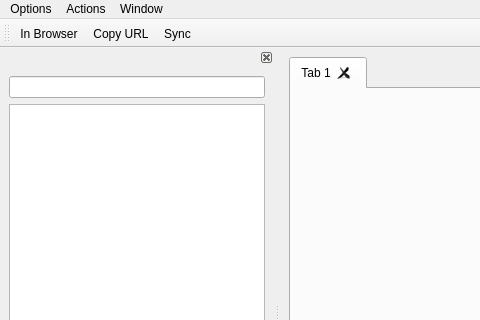
arsham/gistflow, file qml/mainwindow.ui: the form before one commit; both pictures show x 0 to 480 and y 0 to 320 of the 1043 by 600 pixel window.
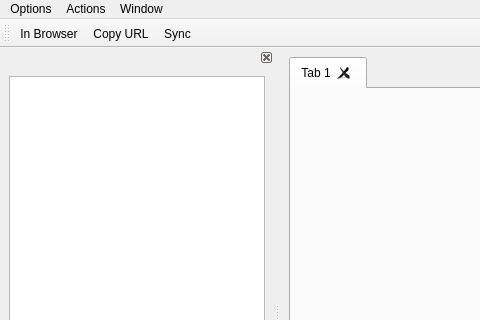
The form after the commit.

The edit to the form file:
```diff
--- a/qml/mainwindow.ui
+++ b/qml/mainwindow.ui
@@ -92,9 +92,6 @@
    </attribute>
    <widget class="QWidget" name="dockWidgetContents">
     <layout class="QVBoxLayout" name="verticalLayout_2">
-     <item>
-      <widget class="QLineEdit" name="userInput"/>
-     </item>
      <item>
       <widget class="QListView" name="gistList"/>
      </item>
```
